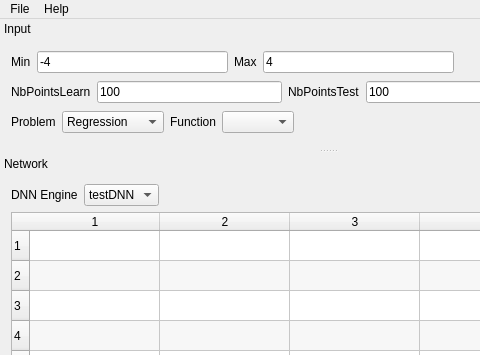
Above: src/DNNLab/mainwindow.ui from edeforas/BeeDNN before the change; both pictures show x 0 to 480 and y 0 to 355 of the 1141 by 737 pixel window. Below: the same form after it.
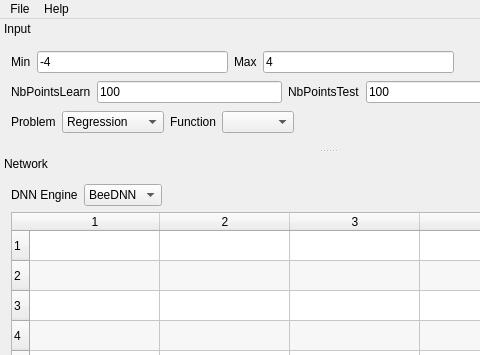
That is the form after the change.

Diff of the .ui file:
```diff
--- a/src/DNNLab/mainwindow.ui
+++ b/src/DNNLab/mainwindow.ui
@@ -414,7 +414,7 @@
         <widget class="QComboBox" name="cbEngine">
          <item>
           <property name="text">
-           <string>testDNN</string>
+           <string>BeeDNN</string>
           </property>
          </item>
         </widget>
```
